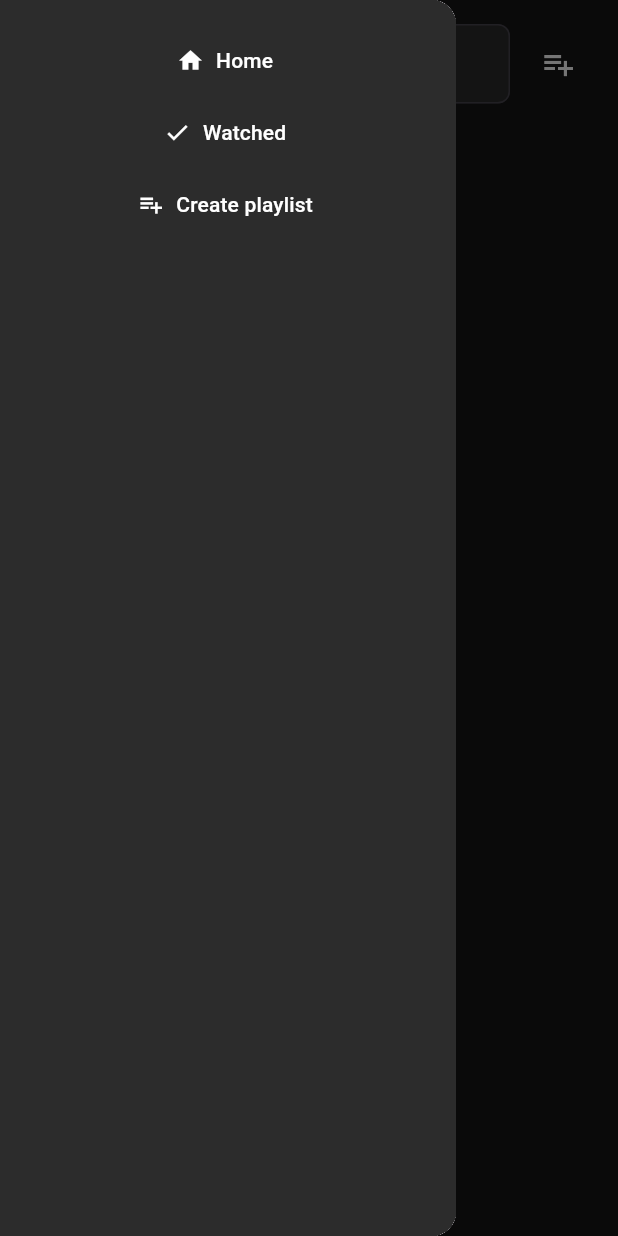
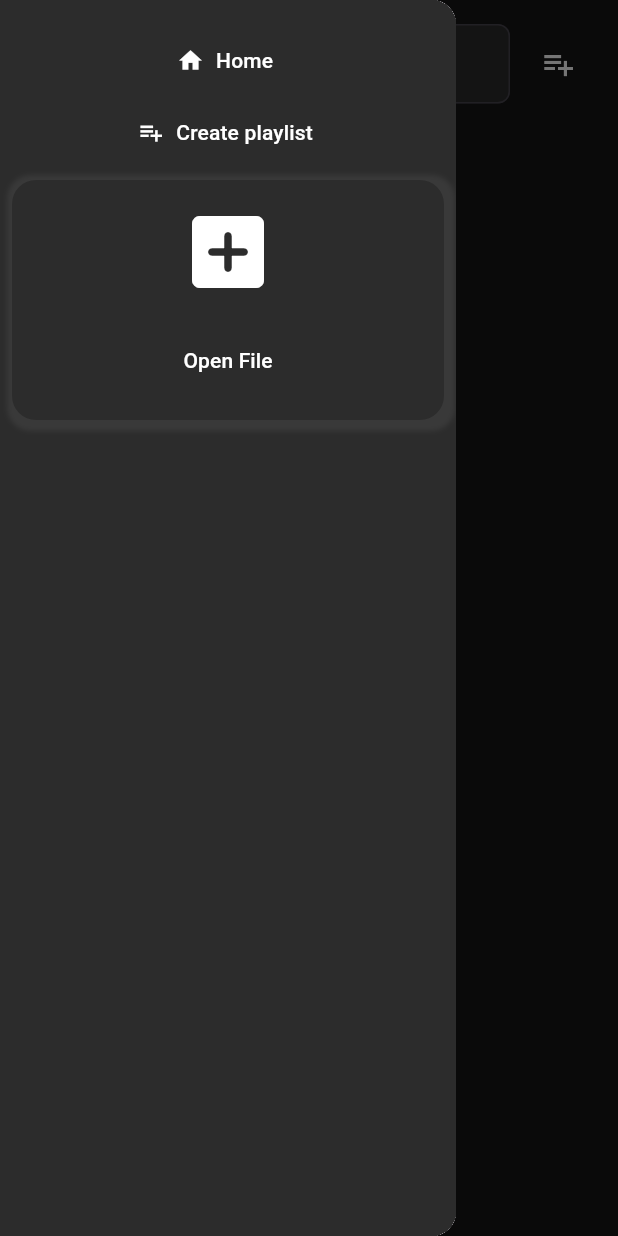
Before and after one commit to Bahadir10/quivor-video-player, a Flutter app: the screen it shows after launch, with the side drawer open, on a phone screen of 412 x 824 dp. Run offline on Flutter 3.47's test engine with Material 3 defaults, Android fonts, the light colour scheme and no system bars; our stand-ins replace file_picker, flutter_bloc, get_it, isar, responsive_builder, shared_preferences; missing offline and left inert: media_kit, media_kit_video; accounts and stored records are empty; generated files the repository leaves out were written again.

Commit message:
ios adjustment

```diff
--- a/lib/views/home/home.dart
+++ b/lib/views/home/home.dart
@@ -1,5 +1,4 @@
 import 'package:app_materials/app_materials.dart';
-import 'package:collection/collection.dart';
 import 'package:flutter/material.dart';
 import 'package:flutter_bloc/flutter_bloc.dart';
 
@@ -11,7 +10,7 @@ import 'package:quivor/core/bloc/custom_bloc_provider.dart';
 import 'package:quivor/core/enum/route.dart';
 import 'package:quivor/core/extensions/build_context.dart';
 import 'package:quivor/core/fileManager/interface.dart';
-import 'package:quivor/core/models/entities/playlist.dart';
+
 import 'package:quivor/core/models/entities/video.dart';
 import 'package:quivor/core/service/interface/playlist.dart';
 import 'package:quivor/core/service/interface/video.dart';
@@ -40,7 +39,8 @@ class HomeScreen extends StatelessWidget {
 
   @override
   Widget build(BuildContext context) {
-    return MultiBlocProvider(
+    return SafeArea(
+      child: MultiBlocProvider(
         providers: [
           CustomBlocProvider(
             create: (context) => _ScreenCubit(context),
@@ -104,6 +104,7 @@ class HomeScreen extends StatelessWidget {
             },
           ),
         ),
+      ),
     );
   }
 
--- a/lib/views/home/widgets/_playlist.dart
+++ b/lib/views/home/widgets/_playlist.dart
@@ -17,9 +17,7 @@ class _PlaylistField extends StatelessWidget {
         itemBuilder: (context, index) {
           final playlist = playlists[index];
 
-          return ClipRRect(
-            borderRadius: Cutter.medium.all,
-            child: ListTile(
+          return ListTile(
             hoverColor: AppColors.grey2,
             shape: RoundedRectangleBorder(
               borderRadius: Cutter.small.all,
@@ -38,7 +36,6 @@ class _PlaylistField extends StatelessWidget {
                   )
                 : CustomProgressIndicator(
                     percentage: playlist.progressPercentage),
-            ),
           );
           // return InkWell(
           //   borderRadius: Cutter.small.all,
--- a/lib/views/play/play.dart
+++ b/lib/views/play/play.dart
@@ -1,5 +1,6 @@
 // ignore_for_file: public_member_api_docs, sort_constructors_first
 import 'dart:async';
+import 'dart:io';
 
 import 'package:app_materials/app_materials.dart';
 import 'package:collection/collection.dart';
--- a/lib/views/play/widgets/_bottom_field.dart
+++ b/lib/views/play/widgets/_bottom_field.dart
@@ -14,7 +14,9 @@ class _BottomField extends StatelessWidget {
         crossAxisAlignment: CrossAxisAlignment.center,
         mainAxisAlignment: MainAxisAlignment.center,
         children: [
+          if (!Platform.isIOS && !Platform.isAndroid)
             DropdownMenu<double>(
+                width: 80,
                 enableSearch: false,
                 inputDecorationTheme: const InputDecorationTheme(
                     focusedBorder: OutlineInputBorder(
--- a/lib/views/watched/viewModel/cubit/_cubit.dart
+++ /dev/null
@@ -1 +0,0 @@
-part of '../../watched.dart';
--- a/lib/views/watched/viewModel/cubit/_state.dart
+++ /dev/null
@@ -1 +0,0 @@
-part of '../../watched.dart';
--- a/lib/widgets/side_bar.dart
+++ b/lib/widgets/side_bar.dart
@@ -3,13 +3,15 @@ import 'package:flutter/widgets.dart';
 import 'package:nexor/nexor.dart';
 import 'package:quivor/core/enum/route.dart';
 import 'package:quivor/core/extensions/build_context.dart';
+import 'package:quivor/utils/strings.dart';
 
 class SideBar extends StatelessWidget {
   const SideBar({super.key});
 
   @override
   Widget build(BuildContext context) {
-    return Container(
+    return SafeArea(
+      child: Container(
         //height: double.maxFinite,
         width: context.col(2),
         color: AppColors.black3,
@@ -21,10 +23,10 @@ class SideBar extends StatelessWidget {
               text: 'Home',
               onPressed: () => context.go(AppRoute.home),
             ),
-          CustomIconTextButton(
-            icon: AppIcons.checked,
-            text: 'Watched',
-          ),
+            // CustomIconTextButton(
+            //   icon: AppIcons.checked,
+            //   text: 'Watched',
+            // ),
             // CustomIconTextButton(
             //   icon: AppIcons.favorite,
             //   text: 'Favorites',
@@ -38,7 +40,48 @@ class SideBar extends StatelessWidget {
               icon: AppIcons.playlistAdd,
               text: 'Create playlist',
             ),
+            Spacers.small.vertical,
+            Padding(
+              padding: Paddings.small.horizontal,
+              child: Container(
+                decoration: BoxDecoration(
+                    borderRadius: Cutter.medium.all,
+                    color: AppColors.black3,
+                    boxShadow: const [
+                      BoxShadow(
+                          offset: Offset(2, 2),
+                          blurRadius: 2,
+                          spreadRadius: 5,
+                          color: AppColors.black4)
+                    ]),
+                child: Column(
+                  //     crossAxisAlignment: CrossAxisAlignment.center,
+                  children: [
+                    Spacers.medium.vertical,
+                    AppIcons.addBoxRounded.copyWith(size: 64),
+                    Spacers.medium.vertical,
+                    IntrinsicHeight(
+                      child: Row(
+                        mainAxisAlignment: MainAxisAlignment.center,
+                        children: [
+                          // Spacer(),
+                          CustomTextButton(
+                              text: Strings.openFile(),
+                              onPressed:
+                                  () {} // async => await cubit.openFile(),
+                              ),
+
+                          // Spacer()
                         ],
+                      ),
+                    ),
+                    Spacers.medium.vertical,
+                  ],
+                ),
+              ),
+            ),
+          ],
+        ),
       ),
     );
   }
```
Also changed, not shown: lib/views/createPlaylist/create_playlist.dart (+9 -4 lines), lib/views/play/widgets/_end_field.dart (+14 -3 lines), lib/views/watched/watched.dart (deleted, +0 -13 lines), 12 other files. Lines whose indentation alone changed are shown as unchanged.
